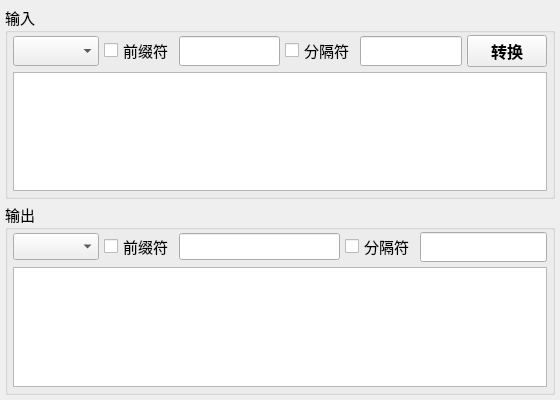
Old version of the form Codec.ui in the repository leichau/GSP.
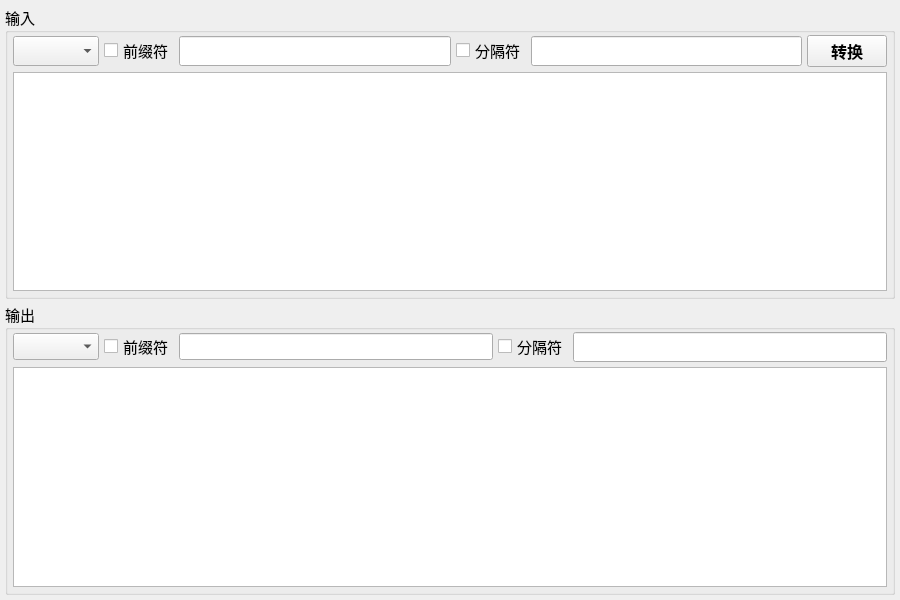
New version of the form.

```diff
--- a/Codec.ui
+++ b/Codec.ui
@@ -6,8 +6,8 @@
    <rect>
     <x>0</x>
     <y>0</y>
-    <width>560</width>
-    <height>400</height>
+    <width>900</width>
+    <height>600</height>
    </rect>
   </property>
   <property name="windowTitle">
@@ -175,6 +175,7 @@
             <pointsize>12</pointsize>
             <weight>50</weight>
             <bold>false</bold>
+            <kerning>true</kerning>
            </font>
           </property>
          </widget>
@@ -183,7 +184,11 @@
          <widget class="QCheckBox" name="checkBoxPreOutput">
           <property name="font">
            <font>
+            <family>微软雅黑</family>
             <pointsize>11</pointsize>
+            <weight>50</weight>
+            <bold>false</bold>
+            <kerning>true</kerning>
            </font>
           </property>
           <property name="text">
@@ -203,6 +208,9 @@
            <font>
             <family>Consolas</family>
             <pointsize>12</pointsize>
+            <weight>50</weight>
+            <bold>false</bold>
+            <kerning>true</kerning>
            </font>
           </property>
          </widget>
@@ -211,7 +219,11 @@
          <widget class="QCheckBox" name="checkBoxDivOutput">
           <property name="font">
            <font>
+            <family>微软雅黑</family>
             <pointsize>11</pointsize>
+            <weight>50</weight>
+            <bold>false</bold>
+            <kerning>true</kerning>
            </font>
           </property>
           <property name="text">
@@ -230,6 +242,9 @@
          <font>
           <family>Consolas</family>
           <pointsize>12</pointsize>
+          <weight>50</weight>
+          <bold>false</bold>
+          <kerning>true</kerning>
          </font>
         </property>
        </widget>
```
Left out of the diff: 10 changed lines with no effect on the pictures.
